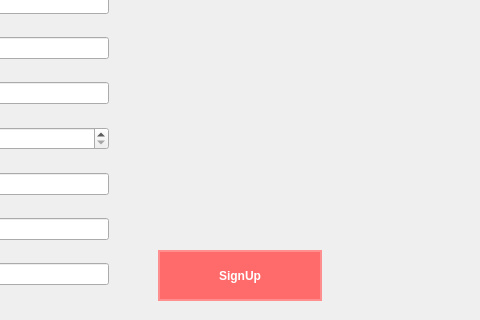
Old version of the form 3_Solution/Client/DummyChefInterface/chefsignupdialog.ui in the repository CiocAlexandru/2025_CAM_DummyChef; both pictures show x 192 to 672 and y 470 to 790 of the 1272 by 790 pixel window.
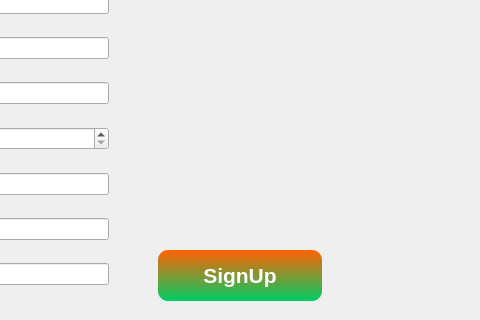
New version of the form.

The edit to the form file:
```diff
--- a/3_Solution/Client/DummyChefInterface/chefsignupdialog.ui
+++ b/3_Solution/Client/DummyChefInterface/chefsignupdialog.ui
@@ -24,13 +24,15 @@
    </property>
    <property name="styleSheet">
     <string notr="true">QPushButton {
-    background-color: #FF6B6B;  /* Culoare primară */
-    color: white;
-    border-radius: 35px;
-    padding: 10px 20px;
-    border: 2px solid #FF8E8E;
-    font-weight: bold;
-    min-width: 120px;
+    background: qlineargradient(x1:0, y1:0, x2:0, y2:1, stop:0 #FF6200, stop:1 #00CC66);
+    color: #FFFFFF;
+    border-radius: 10px;
+    border: none;
+    padding: 5px;
+    font-family: &quot;Poppins&quot;;
+    font-size: 16pt;
+    font-weight: 600;
+    box-shadow: 2px 2px 5px rgba(0, 0, 0, 0.3);
 }
 
 QPushButton:hover {
@@ -45,7 +47,7 @@
     <string>SignUp</string>
    </property>
   </widget>
-  <widget class="QWidget" name="">
+  <widget class="QWidget" name="layoutWidget">
    <property name="geometry">
     <rect>
      <x>40</x>
```
Left out of the diff: 6 changed lines with no effect on the pictures.
